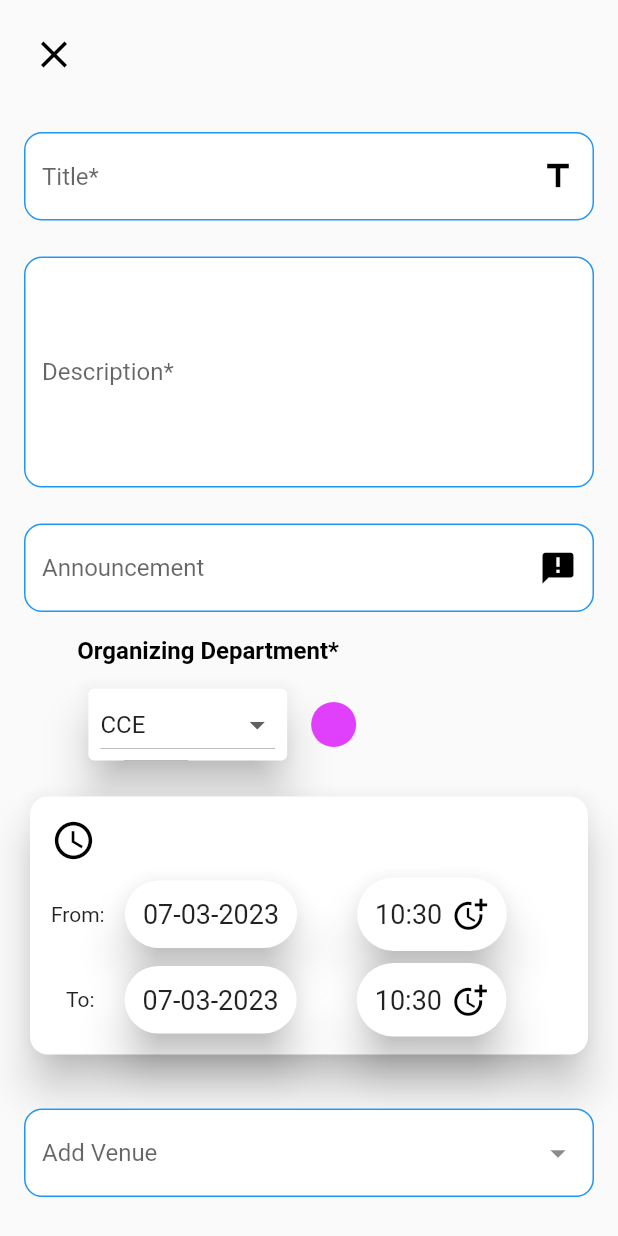
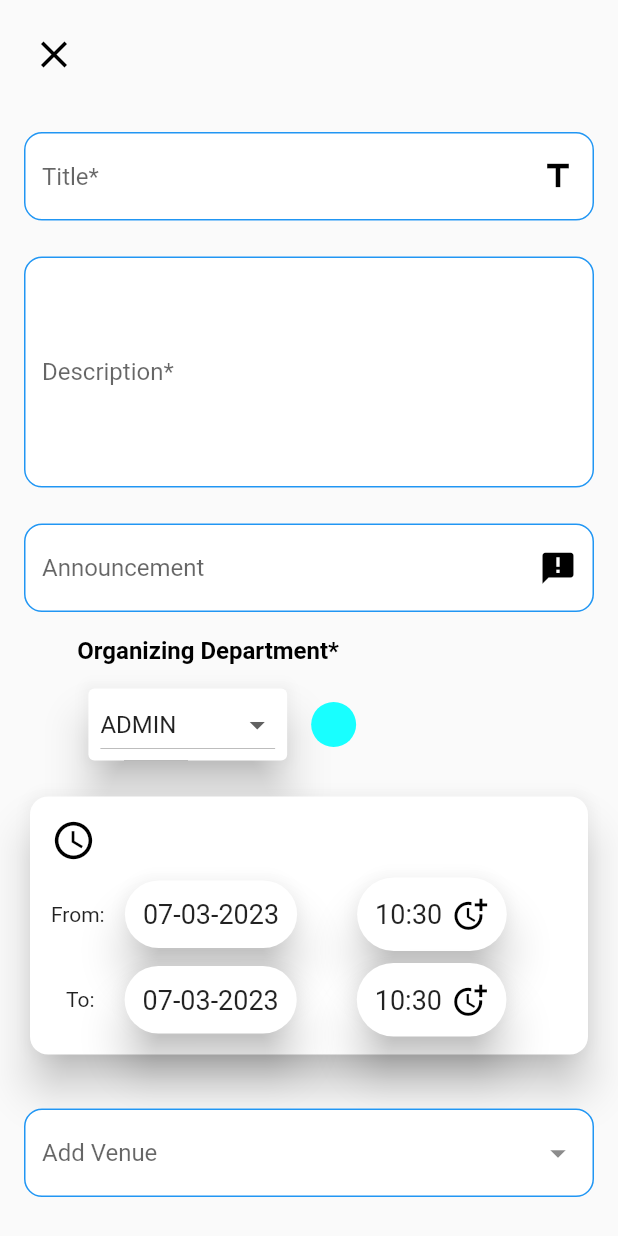
Before and after one commit to Hari-Nikesh-R/event_calendar_app, a Flutter app: the EventPage screen opened by its route, on a phone screen of 412 x 824 dp. Run offline on Flutter 3.47's test engine with Material 2 defaults, Android fonts, the phone set to English and light mode, and no system bars; our stand-ins replace otp_text_field, shared_preferences; accounts and stored records are empty.

Commit message:
Added config for venues.

```diff
--- a/lib/components/home/event_page.dart
+++ b/lib/components/home/event_page.dart
@@ -8,6 +8,7 @@ import 'package:sece_event_calendar/utils/colors.dart';
 import 'package:sece_event_calendar/utils/constants.dart';
 
 import '../../model/calendar_event.dart';
+import '../../utils/configuration_session.dart';
 import '../../utils/sessions.dart';
 import '../../utils/utility.dart';
 
@@ -338,11 +339,13 @@ class _EventPageState extends State<EventPage> {
     if(widget.event!=null) {
       initializeTextController(widget.event);
       editEventFlag = true;
-
     }
     else{
-      selectedDepartment = "CCE";
+      selectedDepartment = ADMIN;
     }
+    setState(() {
+      ConfigurationSession().venue = ConfigurationSession().venue;
+    });
     super.initState();
   }
 
@@ -353,12 +356,12 @@ class _EventPageState extends State<EventPage> {
         child:
      ListView.builder(
         shrinkWrap: true,
-        itemCount: venues.length,
+        itemCount: ConfigurationSession().venue.isNotEmpty?ConfigurationSession().venue.length:venues.length,
         itemBuilder: (BuildContext context, int index) {
             return  ListTile(
-            title: Text(venues[index]),
+            title: Text(ConfigurationSession().venue.isNotEmpty ? ConfigurationSession().venue[index]??venues[index]: venues[index]),
               onTap: (){
-                selectedVenue = venues[index];
+                selectedVenue = ConfigurationSession().venue.isNotEmpty ? ConfigurationSession().venue[index]??venues[index]: venues[index];
                 eventLocation.text = selectedVenue;
                 Navigator.pop(context);
               },
--- a/lib/components/home/home_page.dart
+++ b/lib/components/home/home_page.dart
@@ -8,6 +8,7 @@ import 'package:sece_event_calendar/model/calendar_event.dart';
 import 'package:sece_event_calendar/model/userdetail.dart';
 import 'package:sece_event_calendar/service/api_interface.dart';
 import 'package:sece_event_calendar/utils/colors.dart';
+import 'package:sece_event_calendar/utils/configuration_session.dart';
 import 'package:sece_event_calendar/utils/constants.dart';
 import 'package:sece_event_calendar/utils/utility.dart';
 import 'package:shared_preferences/shared_preferences.dart';
@@ -147,8 +148,7 @@ class _HomePageState extends State<HomePage> {
          ),
          home: Scaffold(
            floatingActionButton: Visibility(visible: createVisibility(),child: FloatingActionButton(heroTag: "create", onPressed: (){
-
-           Navigator.push(context, MaterialPageRoute(builder: (context) =>const EventPage()));
+             ConfigurationSession().fetchDataFromConfig().whenComplete(() =>  Navigator.push(context, MaterialPageRoute(builder: (context) =>const EventPage())));
              },
              backgroundColor: THEME_COLOR,
                child: const Icon(Icons.add,color: Colors.white)
--- /dev/null
+++ b/lib/model/configmodel.dart
@@ -0,0 +1,27 @@
+import 'dart:convert';
+
+ConfigModel configModelFromJson(String str) => ConfigModel.fromJson(json.decode(str));
+
+String configModelToJson(ConfigModel data) => json.encode(data.toJson());
+
+ConfigModel configModelFromJsonWithDecode(Map<String, dynamic> json) => ConfigModel.fromJson(json);
+
+class ConfigModel {
+  ConfigModel({
+    required this.key,
+    required this.value,
+  });
+
+  String key;
+  List<String> value;
+
+  factory ConfigModel.fromJson(Map<String, dynamic> json) => ConfigModel(
+    key: json["key"],
+    value: List<String>.from(json["value"].map((x) => x)),
+  );
+
+  Map<String, dynamic> toJson() => {
+    "key": key,
+    "value": List<dynamic>.from(value.map((x) => x)),
+  };
+}
--- a/lib/utils/constants.dart
+++ b/lib/utils/constants.dart
@@ -33,3 +33,4 @@ const String EEE_LAB = "EEE Lab";
 const String LIBRARY = "Library";
 const String OPEN_AUDITORIUM = "Open Auditorium";
 const String VENUE_PREFIX = "assets/eventvenue";
+const String VENUE = "venues";
```
Also changed, not shown: lib/service/api_interface.dart (+28 -0 lines), lib/utils/configuration_session.dart (+29 -0 lines).
